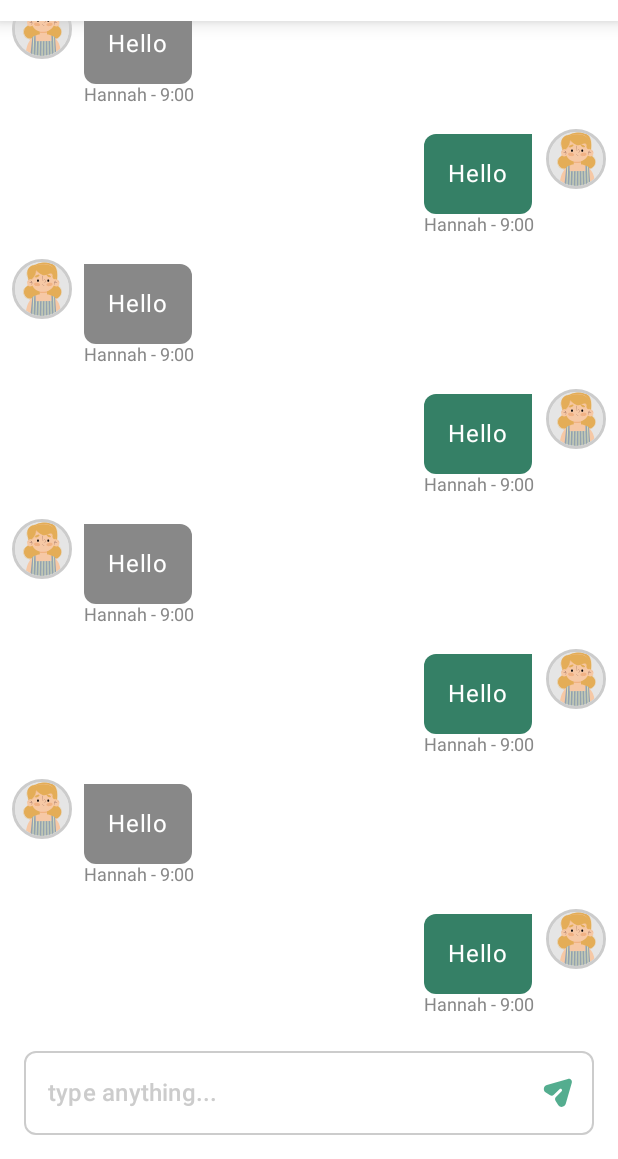
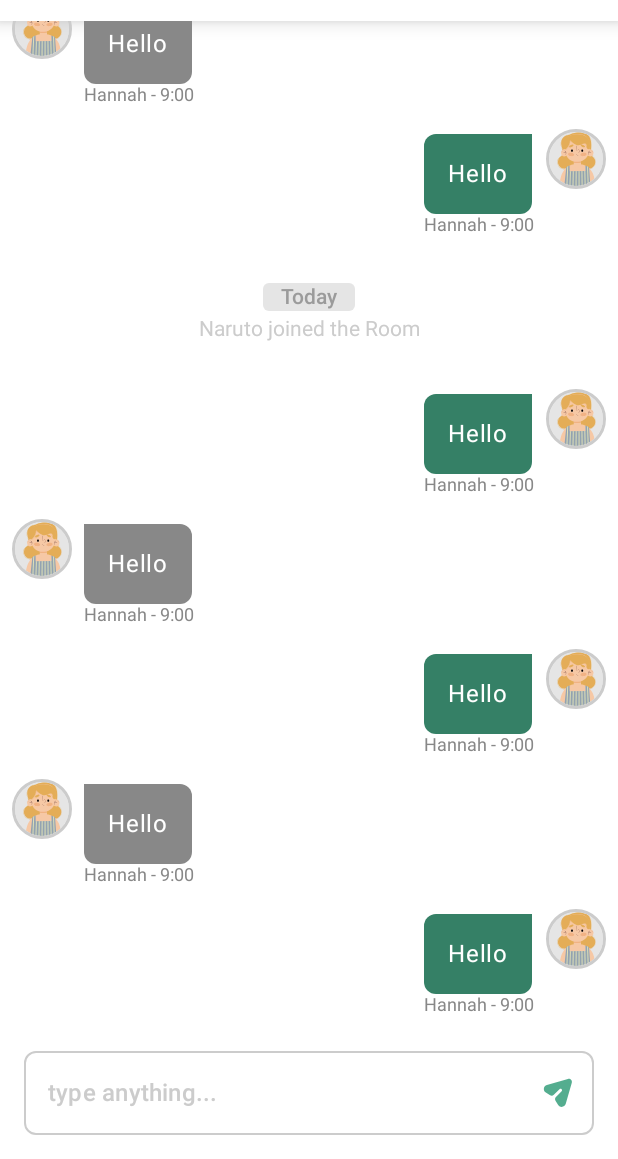
Before and after one commit to luthfipun/android-chat-room-with-gojek-courier, an Android app built with Jetpack Compose: the chat screen opened through its navigation route, on a phone screen of 412 x 824 dp, the part 77-1236 px from its top. Run offline under Robolectric (Android 15) with nearby library versions, the phone set to English and light mode, and no system bars.

Commit message:
add chat info

```diff
--- a/app/src/main/java/github/luthfipun/chatroom/screen/ChatScreen.kt
+++ b/app/src/main/java/github/luthfipun/chatroom/screen/ChatScreen.kt
@@ -146,12 +146,7 @@ fun ChatBody(isMe: Boolean) {
     Row(
         modifier = Modifier
             .fillMaxWidth()
-            .padding(
-                top = 8.dp,
-                bottom = 8.dp,
-                start = 8.dp,
-                end = 8.dp
-            ),
+            .padding(8.dp),
         verticalAlignment = Alignment.Top,
         horizontalArrangement = if (isMe) Arrangement.End else Arrangement.Start
     ) {
@@ -176,8 +171,43 @@ fun ChatContent(
         userScrollEnabled = true
     ) {
         items(10){
-            ChatBody(it % 2 == 0)
+            if (it == 5){
+                ChatInfo()
+            }else {
+                ChatBody(it % 2 == 0)
+            }
         }
+    }
+}
+
+@Composable
+fun ChatInfo() {
+    Column(
+        modifier = Modifier
+            .fillMaxWidth()
+            .padding(vertical = 24.dp),
+        horizontalAlignment = Alignment.CenterHorizontally,
+        verticalArrangement = Arrangement.Center
+    ) {
+        Text(
+            text = "Today",
+            fontSize = 14.sp,
+            fontWeight = FontWeight.Medium,
+            color = Color.Gray.copy(0.8f),
+            modifier = Modifier
+                .clip(
+                    RoundedCornerShape(4.dp)
+                )
+                .background(Color.LightGray.copy(0.5f))
+                .padding(horizontal = 12.dp, vertical = 1.dp)
+        )
+        Spacer(modifier = Modifier.height(4.dp))
+        Text(
+            text = "Naruto joined the Room",
+            fontSize = 14.sp,
+            fontWeight = FontWeight.Normal,
+            color = Color.LightGray
+        )
     }
 }
 
```
